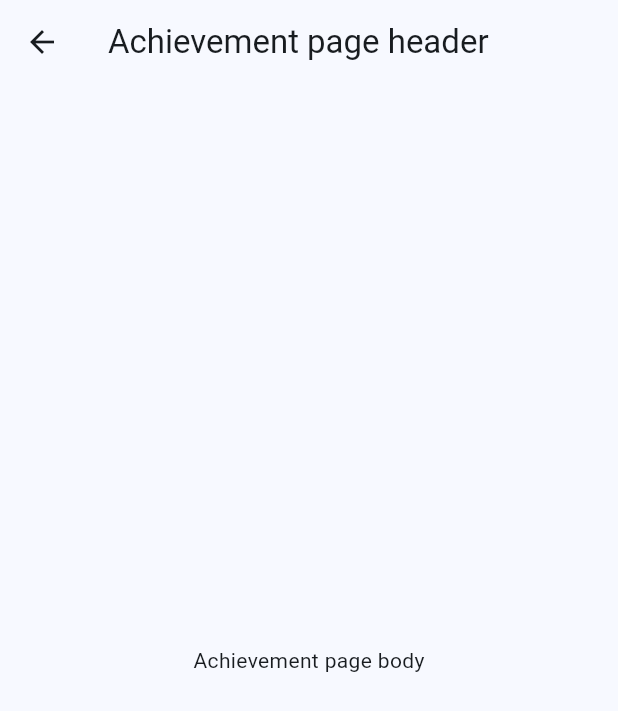
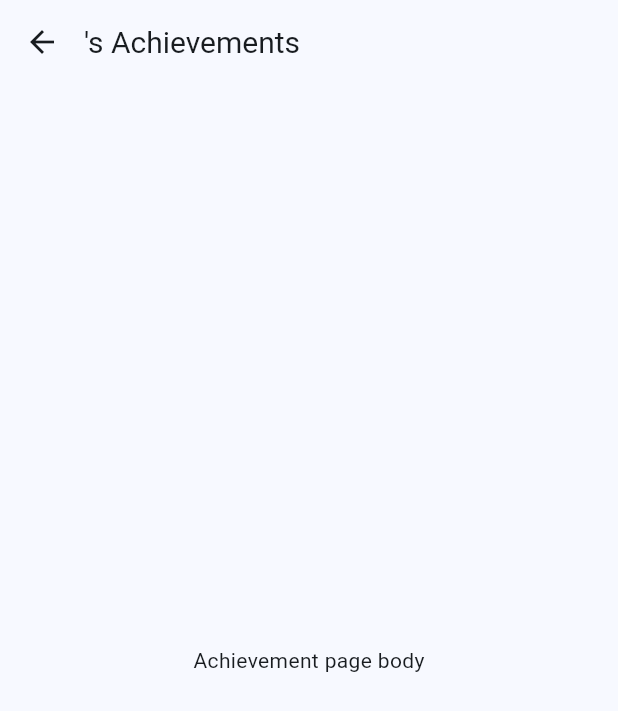
Before and after one commit to nknguyenhc/SuperCellMates, a Flutter app: the OthersProfilePage screen opened directly with empty values, after a tap on the "pentagon" icon, on a phone screen of 412 x 824 dp. Shown: the top 711 px of the screen. Run offline on Flutter 3.47's test engine with Material 2 defaults, Android fonts, the phone set to English and light mode, and no system bars; our stand-ins replace auto_route, easy_search_bar, flutter_login, get_it, image_picker; missing offline and left inert: requests; statements that could not run were skipped.

Commit message:
header texts and appearances

```diff
--- a/FrontEnd/lib/features/friends/friends.dart
+++ b/FrontEnd/lib/features/friends/friends.dart
@@ -53,7 +53,9 @@ class FriendsPageState extends State<FriendsPage> {
   @override
   Widget build(BuildContext context) {
     return Scaffold(
-        appBar: AppBar(title: const Text("Friend page header")),
+        appBar: AppBar(
+          titleSpacing: 3,
+          title: const Text("My friend page")),
         body: Column(
           children: [
             NavigationBar(
--- a/FrontEnd/lib/features/home/home_appbar.dart
+++ b/FrontEnd/lib/features/home/home_appbar.dart
@@ -61,7 +61,7 @@ class HomeAppBarState extends State<HomeAppBar> {
         icon: const Icon(Icons.settings),
         iconSize: 25,
       ),
-      title: Text("Let's Orbitate!"),
+      title: Text("Match Miner"),
       actions: [
         isAdmin
             ? IconButton(
--- a/FrontEnd/lib/features/home/settings.dart
+++ b/FrontEnd/lib/features/home/settings.dart
@@ -15,7 +15,9 @@ class SettingsPageState extends State<SettingsPage> {
   @override
   Widget build(BuildContext context) {
     return Scaffold(
-        appBar: AppBar(title: const Text("Settings page header")),
+        appBar: AppBar(
+          titleSpacing: 0,
+          title: const Text("App settings")),
         body: const Column(
           children: [
             LogOutButton(),
--- a/FrontEnd/lib/features/posts/create_post.dart
+++ b/FrontEnd/lib/features/posts/create_post.dart
@@ -13,7 +13,9 @@ class CreatePostPageState extends State<CreatePostPage> {
   @override
   Widget build(BuildContext context) {
     return Scaffold(
-      appBar: AppBar(title: const Text("CreatePost page header")),
+      appBar: AppBar(
+        titleSpacing: 0,
+        title: const Text("Create a post")),
       body:
         Container(
           alignment: Alignment.center,
--- a/FrontEnd/lib/features/profile/achievement.dart
+++ b/FrontEnd/lib/features/profile/achievement.dart
@@ -3,7 +3,11 @@ import 'package:auto_route/auto_route.dart';
 
 @RoutePage()
 class AchievementPage extends StatefulWidget {
-  const AchievementPage({Key? key}) : super(key: key);
+  AchievementPage({Key? key, required this.name, required this.myProfile})
+      : super(key: key);
+
+  String name;
+  bool myProfile;
 
   @override
   State<AchievementPage> createState() => AchievementPageState();
@@ -13,12 +17,19 @@ class AchievementPageState extends State<AchievementPage> {
   @override
   Widget build(BuildContext context) {
     return Scaffold(
-      appBar: AppBar(title: const Text("Achievement page header")),
-      body:
-        Container(
+        appBar: AppBar(
+            titleSpacing: 0,
+            title: Text(
+              widget.myProfile
+                  ? "My Achievements"
+                  : "${widget.name}'s Achievements",
+              style: const TextStyle(fontSize: 20),
+            )),
+        body: Container(
           alignment: Alignment.center,
-          child: const Text("Achievement page body"),
-        )
-    );
+          child: const Text(
+            "Achievement page body",
+          ),
+        ));
   }
 }
--- a/FrontEnd/lib/features/profile/add_tag.dart
+++ b/FrontEnd/lib/features/profile/add_tag.dart
@@ -72,7 +72,9 @@ class AddTagPageState extends State<AddTagPage> {
   Widget build(BuildContext context) {
     return dataLoaded
         ? Scaffold(
-            appBar: AppBar(title: const Text("AddTag page header")),
+            appBar: AppBar(
+              titleSpacing: 0,
+              title: const Text("Add tags to my profile")),
             body: Container(
                 height: 700,
                 width: 100,
--- a/FrontEnd/lib/features/profile/edit_profile.dart
+++ b/FrontEnd/lib/features/profile/edit_profile.dart
@@ -17,7 +17,9 @@ class EditProfilePageState extends State<EditProfilePage> {
   @override
   Widget build(BuildContext context) {
     return Scaffold(
-        appBar: AppBar(title: const Text("EditProfile page header")),
+        appBar: AppBar(
+          titleSpacing: 0,
+          title: const Text("Edit my profile")),
         body: Column(
           children: [
             ChangeProfileImageButton(callBack: widget.callBack),
--- a/FrontEnd/lib/features/profile/others_profile.dart
+++ b/FrontEnd/lib/features/profile/others_profile.dart
@@ -69,39 +69,52 @@ class OthersProfilePageState extends State<OthersProfilePage> {
       appBar: AppBar(
         toolbarHeight: 80,
         backgroundColor: Colors.lightBlue,
-        leading: IconButton(
-          icon: dataLoaded ? profileImage! : const CircularProgressIndicator(),
+        titleSpacing: 0,
+        title: Row(
+          children: [
+            SizedBox(
+              height: 50,
+              width: 50,
+              child: IconButton(
+                padding: EdgeInsets.zero,
+                icon: dataLoaded
+                    ? profileImage!
+                    : const CircularProgressIndicator(),
                 onPressed: () {},
                 iconSize: 50,
               ),
-        title: Column(children: [
+            ),
+            const Padding(padding: EdgeInsets.all(5)),
+            Column(children: [
               SizedBox(
                 height: 25,
-            width: 300,
+                width: 130,
                 child: Text(
                   widget.data["name"],
                   style: const TextStyle(
                     fontWeight: FontWeight.bold,
-                fontSize: 20,
+                    fontSize: 18,
                   ),
                 ),
               ),
               Container(
                 padding: const EdgeInsets.only(left: 1),
                 height: 20,
-            width: 300,
+                width: 130,
                 child: Text(
                   widget.data["username"],
-              style: const TextStyle(fontSize: 15, color: Colors.blueGrey),
+                  style: const TextStyle(fontSize: 14, color: Colors.blueGrey),
                 ),
               ),
             ]),
+          ],
+        ),
         actions: [
           widget.data["is_friend"]
               ? Container()
               : Column(
                   children: [
-                    const Padding(padding: EdgeInsets.all(5)),
+                    const Padding(padding: EdgeInsets.all(3)),
                     SizedBox(
                       height: 40,
                       child: IconButton(
@@ -120,22 +133,21 @@ class OthersProfilePageState extends State<OthersProfilePage> {
                       child: Text(
                         "Add",
                         style: TextStyle(
-                          fontSize: 15,
+                          fontSize: 14,
                         ),
                       ),
                     ),
                   ],
                 ),
-          const Padding(padding: EdgeInsets.all(5)),
           Column(
             children: [
-              const Padding(padding: EdgeInsets.all(5)),
+              const Padding(padding: EdgeInsets.all(3)),
               SizedBox(
                 height: 40,
                 child: IconButton(
                   icon: const Icon(Icons.pentagon),
-                  onPressed: () =>
-                      AutoRouter.of(context).push(const AchievementRoute()),
+                  onPressed: () => AutoRouter.of(context).push(AchievementRoute(
+                      name: widget.data["name"], myProfile: false)),
                   iconSize: 35,
                 ),
               ),
@@ -144,13 +156,13 @@ class OthersProfilePageState extends State<OthersProfilePage> {
                 child: Text(
                   "Lv.1",
                   style: TextStyle(
-                    fontSize: 15,
+                    fontSize: 14,
                   ),
                 ),
               ),
             ],
           ),
-          Container(padding: const EdgeInsets.all(10)),
+          Container(padding: const EdgeInsets.all(5)),
         ],
       ),
       body: Column(
```
Also changed, not shown: FrontEnd/lib/features/profile/profile_appbar.dart (+7 -5 lines), FrontEnd/lib/router/router.gr.dart, 1 other file. Lines whose indentation alone changed are shown as unchanged.
